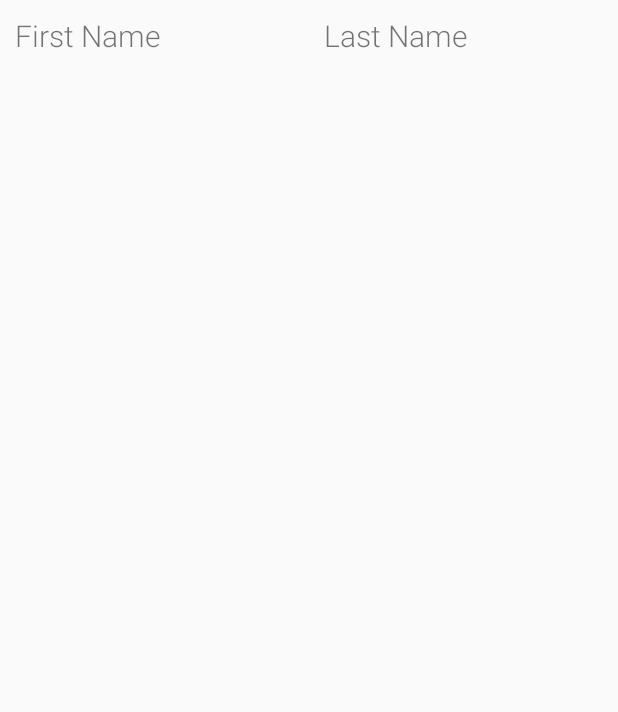
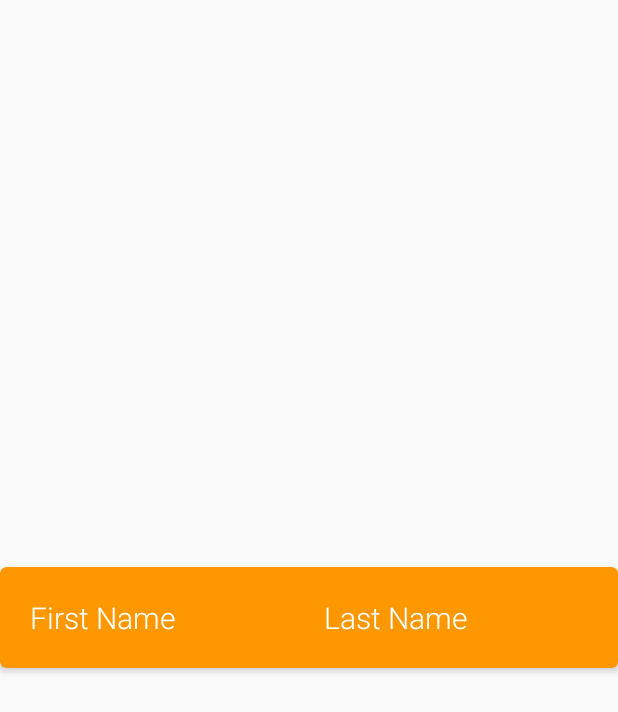
Before and after one commit to slowRabbit/RecyclerView, an Android app: the layout student_list_item.xml on its own in the app's theme, with its tools: preview values and no code run, on a phone screen of 412 x 824 dp. Shown: the top 712 px of the screen. Run offline under Robolectric (Android 15) with nearby library versions, the phone set to English and light mode, and no system bars.

Commit message:
cardview added

```diff
--- a/app/build.gradle
+++ b/app/build.gradle
@@ -30,5 +30,6 @@ dependencies {
     testCompile 'junit:junit:4.12'
 
     compile 'com.android.support:recyclerview-v7:25.1.1'
+    compile 'com.android.support:cardview-v7:25.0.+'
 
 }
--- a/app/src/main/res/layout/activity_main.xml
+++ b/app/src/main/res/layout/activity_main.xml
@@ -4,7 +4,7 @@
     xmlns:tools="http://schemas.android.com/tools"
     android:layout_width="match_parent"
     android:layout_height="match_parent"
-    android:padding="20dp"
+    android:padding="10dp"
     tools:context="com.cyris.recyclerview.MainActivity">
 
     <android.support.v7.widget.RecyclerView
--- a/app/src/main/res/layout/student_list_item.xml
+++ b/app/src/main/res/layout/student_list_item.xml
@@ -1,8 +1,24 @@
 <?xml version="1.0" encoding="utf-8"?>
+<android.support.v7.widget.CardView xmlns:card_view="http://schemas.android.com/apk/res-auto"
+    xmlns:android="http://schemas.android.com/apk/res/android"
+    xmlns:android.support.v7.cardview="http://schemas.android.com/tools"
+    android:id="@+id/card_view"
+    android:layout_gravity="center"
+    android:layout_width="match_parent"
+    android:layout_height="wrap_content"
+    card_view:contentPadding="10dp"
+    card_view:cardElevation="3dp"
+    card_view:cardCornerRadius="4dp"
+    card_view:cardBackgroundColor="@color/colorAccent"
+    android:layout_marginTop="5dp"
+    android:layout_marginBottom="5dp"
+    >
+
 <LinearLayout xmlns:android="http://schemas.android.com/apk/res/android"
     android:orientation="horizontal"
     android:layout_width="match_parent"
     android:layout_height="wrap_content">
+
 
     <TextView
         android:layout_width="0dp"
@@ -13,6 +29,7 @@
         android:fontFamily="sans-serif-light"
         android:text="First Name"
         android:id="@+id/tv_firstName"
+        android:textColor="#fff"
         />
 
     <TextView
@@ -24,7 +41,10 @@
         android:fontFamily="sans-serif-light"
         android:text="Last Name"
         android:id="@+id/tv_lastName"
+        android:textColor="#fff"
         />
 
 
 </LinearLayout>
+
+    </android.support.v7.widget.CardView>
--- a/app/src/main/res/values/colors.xml
+++ b/app/src/main/res/values/colors.xml
@@ -1,6 +1,6 @@
 <?xml version="1.0" encoding="utf-8"?>
 <resources>
-    <color name="colorPrimary">#3F51B5</color>
-    <color name="colorPrimaryDark">#303F9F</color>
-    <color name="colorAccent">#FF4081</color>
+    <color name="colorPrimary">#2196F3</color>
+    <color name="colorPrimaryDark">#1976D2</color>
+    <color name="colorAccent">#FF9800</color>
 </resources>
```
